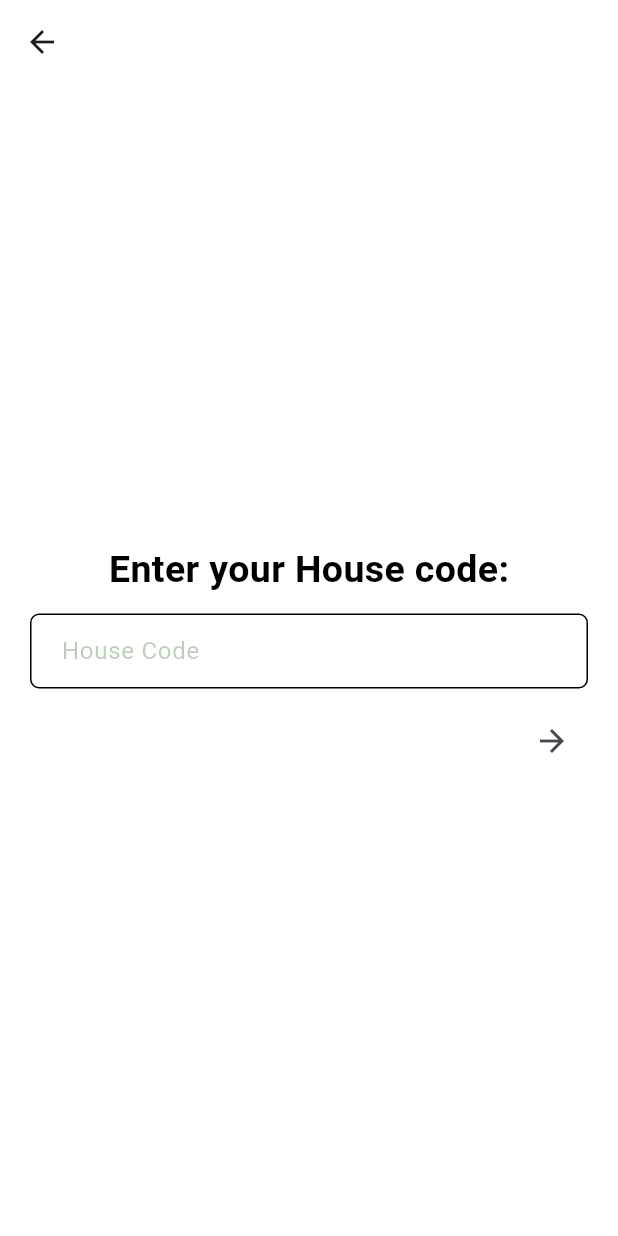
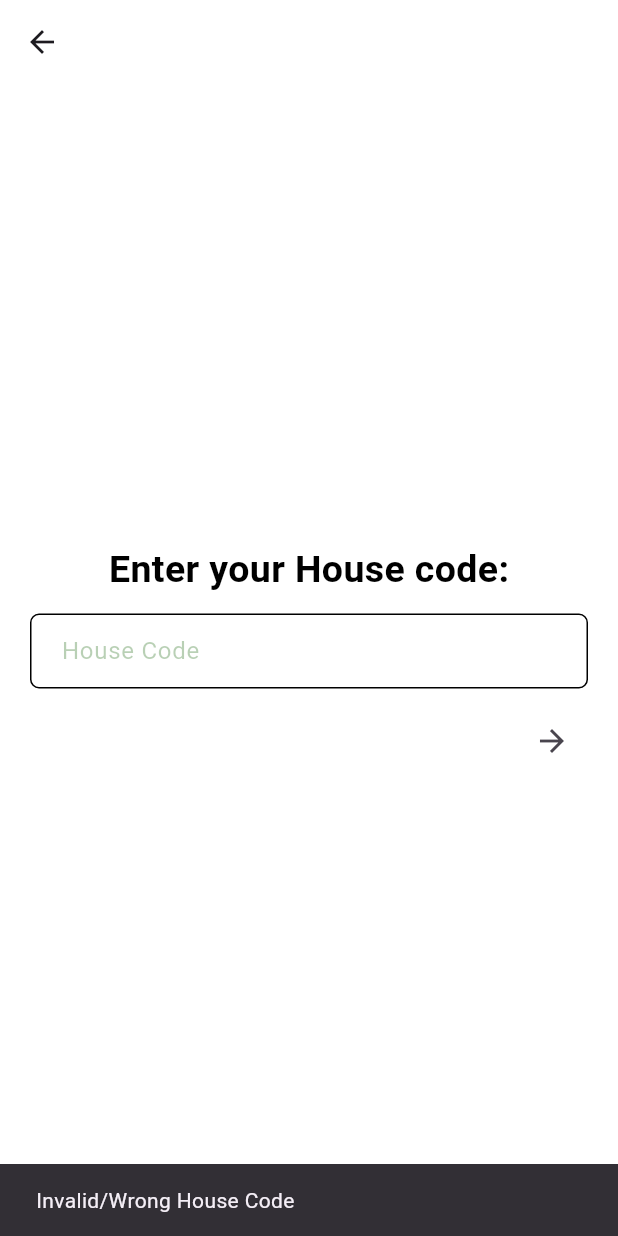
Before and after one commit to PG-002/CoHab, a Flutter app: the JoinAHouse screen opened directly, after a tap on the "arrow forward" icon, on a phone screen of 412 x 824 dp. Run offline on Flutter 3.47's test engine with Material 3 defaults, Android fonts, the phone set to English and light mode, and no system bars; our stand-ins replace jwt_decoder, lucide_icons, socket_io_client; accounts and stored records are empty.

Commit message:
progress
Doesn't lead to a red page anymore, still need of testing.

```diff
--- a/cohab_mobile/lib/joinahouse.dart
+++ b/cohab_mobile/lib/joinahouse.dart
@@ -1,17 +1,21 @@
 import 'package:flutter/material.dart';
-import 'houseoptions.dart';
+import 'package:cohab_mobile/web_socket.dart';
+import 'package:flutter/rendering.dart';
 import 'homepage.dart';
 import 'join_house_api.dart';
 
-// Idea to self: Add a right arrow button below the text box.
-// When clicked, user proceeds to the landing page.
-
-class JoinAHouse extends StatelessWidget {
+class JoinAHouse extends StatefulWidget {
+  // const JoinAHouse({super.key});
   const JoinAHouse({super.key});
 
   @override
+  _JoinAHouseState createState() => _JoinAHouseState();
+}
+
+class _JoinAHouseState extends State<JoinAHouse> {
+
+  @override
   Widget build(BuildContext context) {
-    TextEditingController houseCodeController = TextEditingController();
 
     return Scaffold(
       backgroundColor: Colors.white,
@@ -61,8 +65,20 @@ class JoinAHouse extends StatelessWidget {
                 alignment: Alignment.bottomRight,
                 child: IconButton(
                   icon: const Icon(Icons.arrow_forward),
-                  onPressed: () {
-                    joinHouse(houseCodeController.text, context);
+                  onPressed: () async {
+                    if (check) {
+                      Navigator.push(
+                        context,
+                        MaterialPageRoute(builder: (context) => const HomePage()),
+                      );
+                    } else {
+                      ScaffoldMessenger.of(context).showSnackBar(
+                      const SnackBar(
+                        content: Text('Invalid/Wrong House Code'),
+                        duration: Duration(seconds: 1),
+                      ),
+                    );
+                    }
                   },
                 ),
               ),
```
